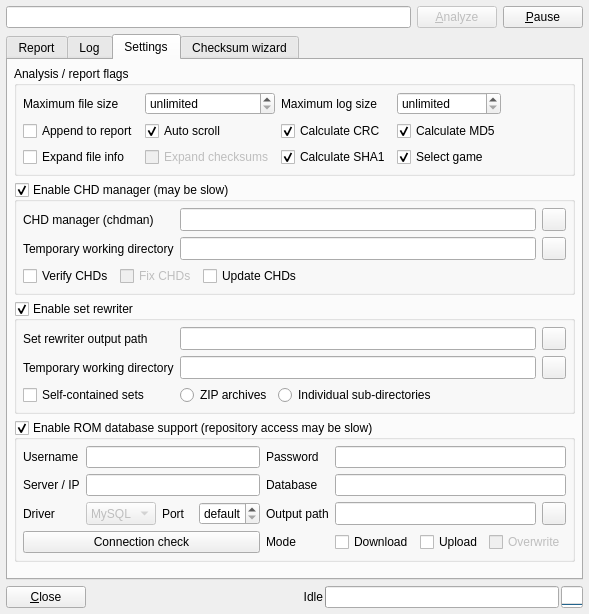
This is romalyzer.ui in qmc2/qmc2-mame-fe as Qt 5 draws it before an edit. The edited form follows.
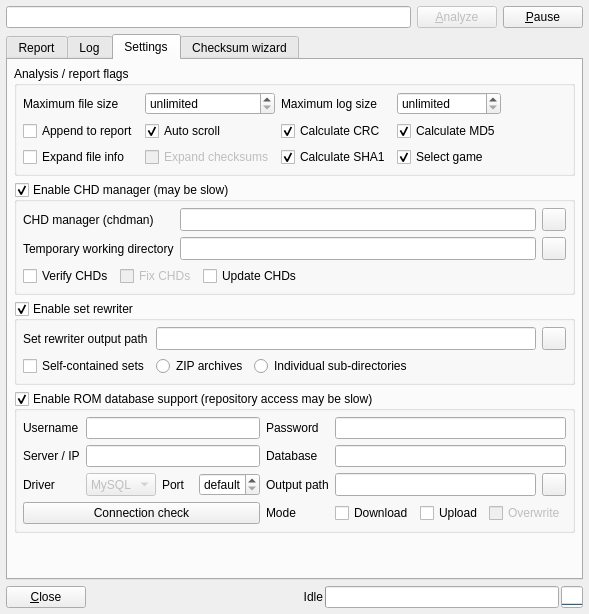
This is the edited form. The open tabs and pages were chosen to show the change. Icons and pictures are not drawn.

Commit message: wip: removed the temporary directory setting of the set rewriter (it's not required)

```diff
--- a/romalyzer.ui
+++ b/romalyzer.ui
@@ -850,43 +850,6 @@
            </widget>
           </item>
           <item row="1" column="0">
-           <widget class="QLabel" name="labelSetRewriterTemporaryWorkingDirectory">
-            <property name="text">
-             <string>Temporary working directory</string>
-            </property>
-           </widget>
-          </item>
-          <item row="1" column="1">
-           <widget class="QLineEdit" name="lineEditSetRewriterTemporaryWorkingDirectory">
-            <property name="sizePolicy">
-             <sizepolicy hsizetype="Expanding" vsizetype="Minimum">
-              <horstretch>0</horstretch>
-              <verstretch>0</verstretch>
-             </sizepolicy>
-            </property>
-            <property name="toolTip">
-             <string>Temporary directory used by the set rewriter (read and write)</string>
-            </property>
-           </widget>
-          </item>
-          <item row="1" column="2">
-           <widget class="QToolButton" name="toolButtonBrowseSetRewriterTemporaryWorkingDirectory">
-            <property name="sizePolicy">
-             <sizepolicy hsizetype="Fixed" vsizetype="Minimum">
-              <horstretch>0</horstretch>
-              <verstretch>0</verstretch>
-             </sizepolicy>
-            </property>
-            <property name="toolTip">
-             <string>Browse temporary working directory for the set rewriter</string>
-            </property>
-            <property name="icon">
-             <iconset resource="qmc2.qrc">
-              <normaloff>:/data/img/fileopen.png</normaloff>:/data/img/fileopen.png</iconset>
-            </property>
-           </widget>
-          </item>
-          <item row="2" column="0">
            <widget class="QCheckBox" name="checkBoxSetRewriterSelfContainedSets">
             <property name="toolTip">
              <string>Create sets that do not need parent sets (otherwise create merged sets, which is recommended)</string>
@@ -896,7 +859,7 @@
             </property>
            </widget>
           </item>
-          <item row="2" column="1" colspan="2">
+          <item row="1" column="1" colspan="2">
            <layout class="QHBoxLayout" name="horizontalLayout_2">
             <item>
              <widget class="QRadioButton" name="radioButtonSetRewriterZipArchives">
```
Left out of the diff: 12 changed lines with no effect on the pictures. The commit also changes 9 other files.
